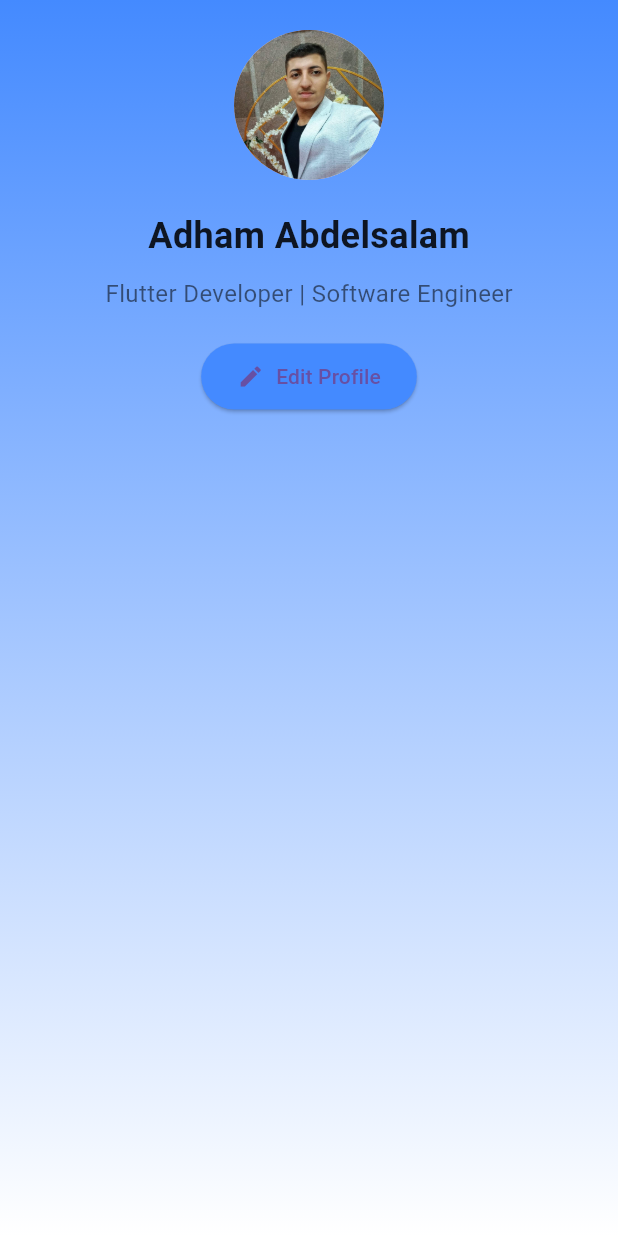
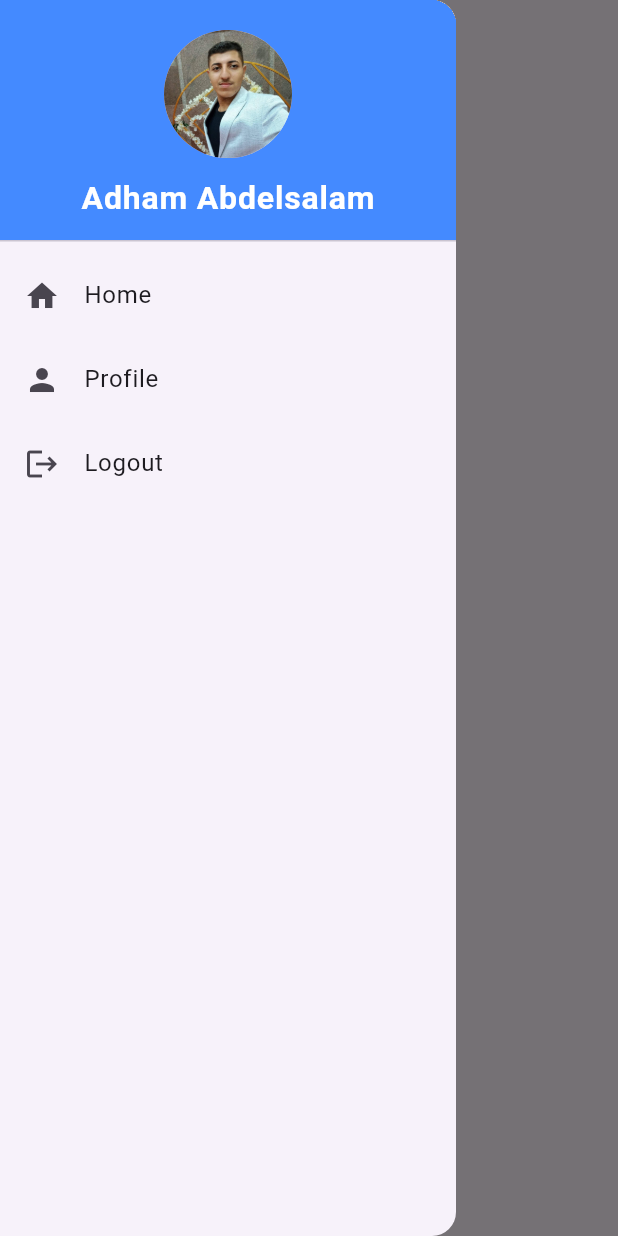
Before and after one commit to Adham167/flutter_task_6, a Flutter app: the screen it shows after launch, with the side drawer open (before the commit the screen has no drawer), on a phone screen of 412 x 824 dp. Run offline on Flutter 3.47's test engine with Material 3 defaults, Android fonts, the phone set to English and light mode, and no system bars.

Commit message:
Task 5: Animated Drawer Header

```diff
--- /dev/null
+++ b/lib/animated_drawer_header.dart
@@ -0,0 +1,85 @@
+import 'package:flutter/material.dart';
+
+class AnimatedDrawerHeader extends StatelessWidget {
+  const AnimatedDrawerHeader({super.key});
+
+  @override
+  Widget build(BuildContext context) {
+    return Scaffold(
+      appBar: AppBar(title: const Text('Animated Drawer')),
+      drawer: const AnimatedDrawer(),
+      body: const Center(child: Text('Home Page')),
+    );
+  }
+}
+
+class AnimatedDrawer extends StatelessWidget {
+  const AnimatedDrawer({super.key});
+
+  @override
+  Widget build(BuildContext context) {
+    return Drawer(
+      child: ListView(
+        padding: EdgeInsets.zero,
+        children: [
+          DrawerHeader(
+            decoration: const BoxDecoration(color: Colors.blueAccent),
+            child: TweenAnimationBuilder(
+              tween: Tween(begin: 0.0, end: 1.0),
+              duration: const Duration(milliseconds: 1000),
+              curve: Curves.easeOutBack,
+              builder: (context, value, child) {
+                return Opacity(
+                  opacity: value,
+                  child: Transform.scale(
+                    scale: value,
+                    child: Column(
+                      mainAxisAlignment: MainAxisAlignment.center,
+                      children: [
+                        const CircleAvatar(
+                          radius: 40,
+                          backgroundImage: AssetImage("assets/image_1.jpg"),
+                        ),
+                        const SizedBox(height: 10),
+                        const Text(
+                          'Adham Abdelsalam',
+                          style: TextStyle(
+                            fontSize: 20,
+                            fontWeight: FontWeight.bold,
+                            color: Colors.white,
+                          ),
+                        ),
+                      ],
+                    ),
+                  ),
+                );
+              },
+            ),
+          ),
+
+          ListTile(
+            leading: const Icon(Icons.home),
+            title: const Text('Home'),
+            onTap: () {
+              Navigator.pop(context);
+            },
+          ),
+          ListTile(
+            leading: const Icon(Icons.person),
+            title: const Text('Profile'),
+            onTap: () {
+              Navigator.pop(context);
+            },
+          ),
+          ListTile(
+            leading: const Icon(Icons.logout),
+            title: const Text('Logout'),
+            onTap: () {
+              Navigator.pop(context);
+            },
+          ),
+        ],
+      ),
+    );
+  }
+}
--- a/lib/main.dart
+++ b/lib/main.dart
@@ -1,5 +1,5 @@
 import 'package:flutter/material.dart';
-import 'package:flutter_task_6/profile_layout_safeArea.dart';
+import 'package:flutter_task_6/animated_drawer_header.dart';
 
 void main() {
   runApp(HomePage());
@@ -12,7 +12,7 @@ class HomePage extends StatelessWidget {
   Widget build(BuildContext context) {
     return MaterialApp(
       debugShowCheckedModeBanner: false,
-      home: ProfileLayoutSafearea(),
+      home: AnimatedDrawerHeader(),
     );
   }
 }
```
